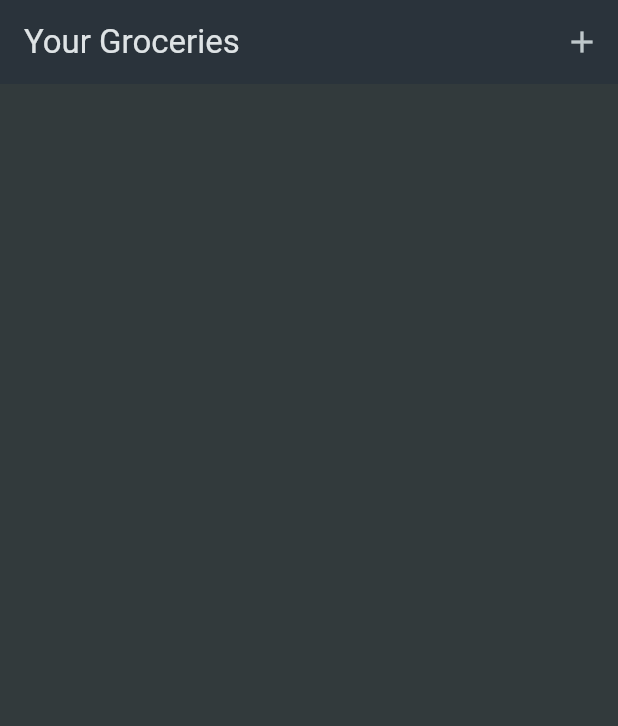
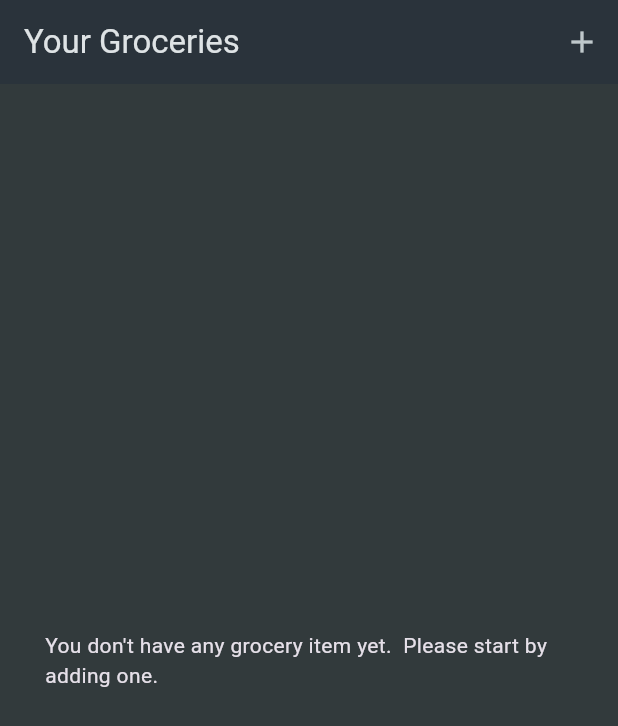
Before and after one commit to william-kung/shopping_list, a Flutter app: the screen it shows after launch, on a phone screen of 412 x 824 dp. Shown: the top 726 px of the screen. Run offline on Flutter 3.47's test engine with Material 3 defaults, Android fonts, the phone set to English and light mode, and no system bars.

Commit message:
swipe to delete item

```diff
--- a/lib/widgets/grocery_list.dart
+++ b/lib/widgets/grocery_list.dart
@@ -28,8 +28,46 @@ class _GroceryListState extends State<GroceryList> {
     });
   }
 
+  void _removeItem(GroceryItem item) {
+    setState(() {
+      _groceryItems.remove(item);
+    });
+  }
+
   @override
   Widget build(BuildContext context) {
+    Widget content = const Padding(
+      padding: EdgeInsets.all(30),
+      child: Center(
+        child: Text(
+          "You don't have any grocery item yet.  Please start by adding one."
+        ),
+      ),
+    );
+
+    if (_groceryItems.isNotEmpty) {
+      content = ListView.builder(
+        itemCount: _groceryItems.length,
+        itemBuilder: (ctx, index) => Dismissible(
+          onDismissed: (direction) {
+            _removeItem(_groceryItems[index]);
+          },
+          key: ValueKey(_groceryItems[index].id),
+          child: ListTile(
+            title: Text(_groceryItems[index].name),
+            leading: Container(
+              width: 24,
+              height: 24,
+              color: _groceryItems[index].category.color,
+            ),
+            trailing: Text(_groceryItems[index].quantity.toString()),
+          ),
+        )
+      );
+    }
+
+
+
 
     return Scaffold(
       appBar: AppBar(
@@ -40,17 +78,7 @@ class _GroceryListState extends State<GroceryList> {
             icon: const Icon(Icons.add))
         ],
       ),
-      body: ListView.builder(
-        itemCount: _groceryItems.length,
-        itemBuilder: (ctx, index) => ListTile(
-          title: Text(_groceryItems[index].name),
-          leading: Container(
-            width: 24,
-            height: 24,
-            color: _groceryItems[index].category.color,
-          ),
-          trailing: Text(_groceryItems[index].quantity.toString()),
-        )),
+      body: content,
     );
   }
 }
```
